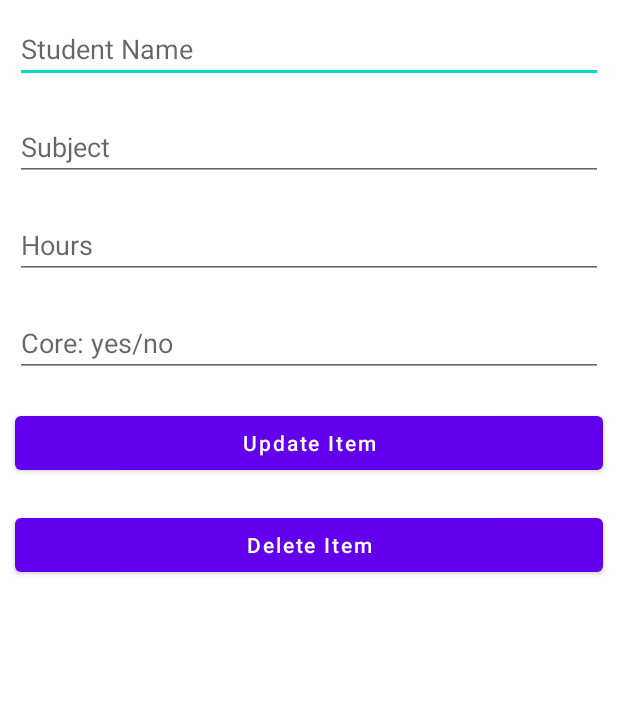
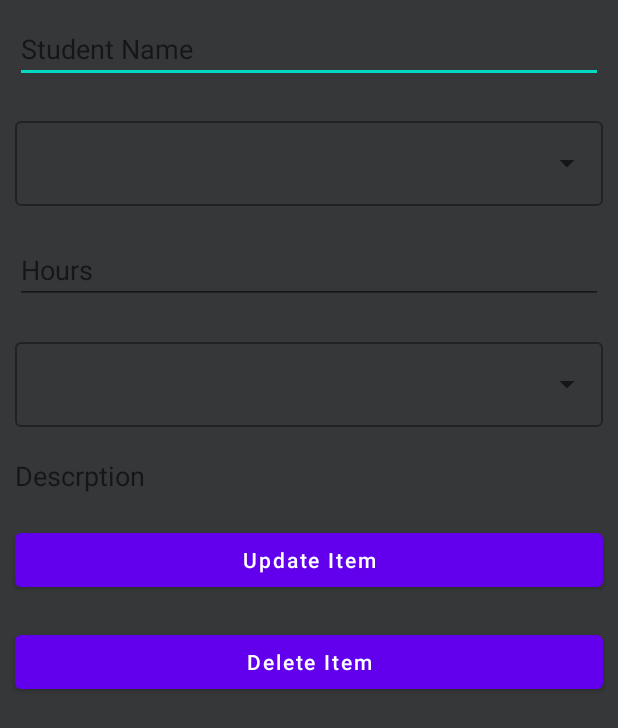
Before and after one commit to BoBlaire/HomeSchoolApp, an Android app: the UpdateCourseActivity screen opened directly, with no data from a screen before it, on a phone screen of 412 x 824 dp. Shown: the top 728 px of the screen. Run offline under Robolectric (Android 15) with nearby library versions, the phone set to English and light mode, and no system bars; 3 statements that could not run were skipped.

Commit message:
VTAW 3.3(Major Update)

```diff
--- a/app/build.gradle
+++ b/app/build.gradle
@@ -28,6 +28,7 @@ dependencies {
     implementation 'com.google.android.material:material:1.5.0'
     implementation 'androidx.constraintlayout:constraintlayout:2.1.3'
     implementation 'androidx.gridlayout:gridlayout:1.0.0'
+
     testImplementation 'junit:junit:4.+'
     androidTestImplementation 'androidx.test.ext:junit:1.1.3'
     implementation 'com.google.android.gms:play-services-auth:20.7.0'
--- a/app/src/main/java/com/example/gfgapp/CourseRVAdapter.java
+++ b/app/src/main/java/com/example/gfgapp/CourseRVAdapter.java
@@ -95,6 +95,7 @@ public class CourseRVAdapter extends RecyclerView.Adapter<CourseRVAdapter.ViewHo
                 i.putExtra("subject", modal.getStudentSubject());
                 i.putExtra("hours", modal.getStudentHours());
                 i.putExtra("id", String.valueOf(modal.getAdapterId()));
+                i.putExtra("description", modal.getDescrip());
 //                System.out.println(modals.getView());
                 // starting our activity.
                 context.startActivity(i);
--- a/app/src/main/java/com/example/gfgapp/DbHandler.java
+++ b/app/src/main/java/com/example/gfgapp/DbHandler.java
@@ -24,7 +24,7 @@ class DBHandler extends SQLiteOpenHelper {
     private static final String DB_NAME = "test1";
 
     // below int is our database version
-    private static final int DB_VERSION = 1;
+    private static final int DB_VERSION = 2;
 
     // below variable is for our table name.
     private static final String TABLE_NAME = "records";
@@ -49,6 +49,8 @@ class DBHandler extends SQLiteOpenHelper {
 
     private static final String EMAIL_COL = "email";
 
+    private static final String DESC_COL = "descrip";
+
 
     private static CourseModal courseModal;
 
@@ -71,6 +73,7 @@ class DBHandler extends SQLiteOpenHelper {
                 + SUBJECT_COL + " TEXT,"
                 + HOURS_COL + " TEXT,"
                 + CORE_COL + " TEXT,"
+                + DESC_COL + " TEXT,"
                 + EMAIL_COL + " TEXT,"
                 + DATE_COL + " TEXT)";
 
@@ -81,7 +84,7 @@ class DBHandler extends SQLiteOpenHelper {
 
 
     // this method is use to add new course to our sqlite database.
-    public void addNewCourse(String studentName, String studentSubject, String studentHours, String studentCore, String date, String email) {
+    public void addNewCourse(String studentName, String studentSubject, String studentHours, String studentCore, String date, String email, String desc) {
 
         /* on below line we are creating a variable for
            our sqlite database and calling writable method
@@ -100,7 +103,7 @@ class DBHandler extends SQLiteOpenHelper {
         values.put(HOURS_COL, studentHours);
         values.put(EMAIL_COL, email);
         values.put(DATE_COL, date);
-
+        values.put(DESC_COL, desc);
 
 
         /* after adding all values we are passing
@@ -133,7 +136,8 @@ class DBHandler extends SQLiteOpenHelper {
                         cursorCourses.getString(1),
                         cursorCourses.getString(2),
                         cursorCourses.getString(3),
-                        cursorCourses.getString(4)
+                        cursorCourses.getString(4),
+                        cursorCourses.getString(5)
                 ));
             } while (cursorCourses.moveToNext());
             // moving our cursor to next.
--- a/app/src/main/java/com/example/gfgapp/UpdateCourseActivity.java
+++ b/app/src/main/java/com/example/gfgapp/UpdateCourseActivity.java
@@ -5,6 +5,8 @@ import android.content.Intent;
 import android.database.Cursor;
 import android.os.Bundle;
 import android.view.View;
+import android.widget.ArrayAdapter;
+import android.widget.AutoCompleteTextView;
 import android.widget.Button;
 import android.widget.EditText;
 import android.widget.Toast;
@@ -17,10 +19,10 @@ import java.util.Objects;
 public class UpdateCourseActivity extends AppCompatActivity {
 
     // variables for our edit text, button, strings and dbhandler class.
-    private EditText studentNameUpd, studentHoursUpd, studentSubjectUpd, studentCoreUpd;
+    private EditText studentNameUpd, studentHoursUpd, studentSubjectUpd, studentCoreUpd, studentDescriptionUpd;
     private Button updateCourseBtn, deleteCourseBtn;
     private DBHandler dbHandler;
-    String studentName, studentCore, studentSubject, studentHours, id;
+    String studentName, studentCore, studentSubject, studentHours, id, description;
     private int idPos;
     CourseRVAdapter courseRVAdapter;
     String adapterUpdate;
@@ -37,11 +39,11 @@ public class UpdateCourseActivity extends AppCompatActivity {
         // initializing all our variables.
         studentNameUpd = findViewById(R.id.updStudentName);
         studentHoursUpd = findViewById(R.id.updStudentHours);
-        studentSubjectUpd = findViewById(R.id.updStudentSubject);
-        studentCoreUpd = findViewById(R.id.updStudentCore);
         updateCourseBtn = findViewById(R.id.idBtnUpdateCourse);
         deleteCourseBtn = findViewById(R.id.idBtnDelete);
-
+        studentDescriptionUpd = findViewById(R.id.studentDescriptionUpd);
+        AutoCompleteTextView studentSubjectUpd = (AutoCompleteTextView) findViewById(R.id.updStudentSubject);
+        AutoCompleteTextView studentCoreUpd = (AutoCompleteTextView) findViewById(R.id.updStudentCore);
 
         // on below line we are initialing our dbhandler class.
         dbHandler = new DBHandler(UpdateCourseActivity.this);
@@ -53,6 +55,7 @@ public class UpdateCourseActivity extends AppCompatActivity {
         studentHours = getIntent().getStringExtra("hours");
         studentCore = getIntent().getStringExtra("core");
         idPos = Integer.parseInt(Objects.requireNonNull(getIntent().getStringExtra("id")));
+        description = getIntent().getStringExtra("description");
 
 
         /* setting data to edit text
@@ -66,8 +69,20 @@ public class UpdateCourseActivity extends AppCompatActivity {
         studentSubjectUpd.setText(studentSubject);
         studentHoursUpd.setText(studentHours);
         studentCoreUpd.setText(studentCore);
+        studentDescriptionUpd.setText(description);
 
         System.out.println(modal.isAdapterStatement());
+
+
+        String[] core = getResources().getStringArray(R.array.Core);
+        String[] subjects = getResources().getStringArray(R.array.Subjects);
+
+        ArrayAdapter<String> adapter = new ArrayAdapter<>(this, android.R.layout.simple_spinner_dropdown_item, core);
+        ArrayAdapter<String> adapterSubjects = new ArrayAdapter<>(this, android.R.layout.simple_spinner_dropdown_item, subjects);
+
+        studentCoreUpd.setAdapter(adapter);
+        studentSubjectUpd.setAdapter(adapterSubjects);
+
 
         // adding on click listener to our update course button.
         updateCourseBtn.setOnClickListener(new View.OnClickListener() {
--- a/app/src/main/res/layout/activity_update_course.xml
+++ b/app/src/main/res/layout/activity_update_course.xml
@@ -1,9 +1,11 @@
 <?xml version="1.0" encoding="utf-8"?>
 <LinearLayout xmlns:android="http://schemas.android.com/apk/res/android"
+    xmlns:app="http://schemas.android.com/apk/res-auto"
     xmlns:tools="http://schemas.android.com/tools"
     android:layout_width="match_parent"
     android:layout_height="match_parent"
     android:orientation="vertical"
+    android:background="#353738"
     tools:context=".UpdateCourseActivity">
 
     <!--Edit text to enter course name-->
@@ -15,12 +17,26 @@
         android:hint="@string/student_name" />
 
     <!--edit text to enter course duration-->
-    <EditText
-        android:id="@+id/updStudentSubject"
+    <com.google.android.material.textfield.TextInputLayout
+        style="@style/Widget.MaterialComponents.TextInputLayout.OutlinedBox.ExposedDropdownMenu"
         android:layout_width="match_parent"
         android:layout_height="wrap_content"
         android:layout_margin="10dp"
-        android:hint="@string/subjectUpd" />
+        app:layout_constraintLeft_toLeftOf="parent"
+        app:layout_constraintRight_toRightOf="parent"
+        app:layout_constraintTop_toTopOf="parent">
+
+        <AutoCompleteTextView
+            android:id="@+id/updStudentSubject"
+            android:layout_width="match_parent"
+            android:layout_height="wrap_content"
+            android:layout_weight="1"
+            android:inputType="none"
+            android:text="Subject"
+
+            />
+
+    </com.google.android.material.textfield.TextInputLayout>
 
     <!--edit text to display course tracks-->
     <EditText
@@ -31,12 +47,28 @@
         android:hint="@string/hoursUpd" />
 
     <!--edit text for course description-->
-    <EditText
-        android:id="@+id/updStudentCore"
+    <com.google.android.material.textfield.TextInputLayout
+        style="@style/Widget.MaterialComponents.TextInputLayout.OutlinedBox.ExposedDropdownMenu"
         android:layout_width="match_parent"
         android:layout_height="wrap_content"
         android:layout_margin="10dp"
-        android:hint="@string/core_yes_noUpd" />
+        app:layout_constraintLeft_toLeftOf="parent"
+        app:layout_constraintRight_toRightOf="parent"
+        app:layout_constraintTop_toTopOf="parent">
+
+
+        <AutoCompleteTextView
+            android:id="@+id/updStudentCore"
+            android:layout_width="match_parent"
+            android:layout_height="wrap_content"
+            android:layout_weight="1"
+            android:inputType="none"
+            android:text="Core"
+
+            />
+
+
+    </com.google.android.material.textfield.TextInputLayout>
 
 <!--    <EditText-->
 <!--        android:id="@+id/idEdtDescription"-->
@@ -44,7 +76,17 @@
 <!--        android:layout_height="wrap_content"-->
 <!--        android:layout_margin="10dp"-->
 <!--        android:hint="Descrption" />-->
-
+    <EditText
+        android:id="@+id/studentDescriptionUpd"
+        android:layout_width="match_parent"
+        android:layout_height="wrap_content"
+        android:layout_margin="10dp"
+        android:background="#353738"
+        android:hint="Descrption"
+        android:inputType="textCapSentences|textMultiLine"
+        android:maxLength="2000"
+        android:maxLines="4"
+        android:textColor="#C3C3C3" />
 
     <!--button for updating our course-->
     <Button
--- a/app/src/main/res/values/drop_down_list.xml
+++ b/app/src/main/res/values/drop_down_list.xml
@@ -11,5 +11,6 @@
         <item>Science</item>
         <item>History</item>
         <item>Pe</item>
+        <item>Extracurriculars</item>
     </string-array>
 </resources>
```
Also changed, not shown: app/src/main/java/com/example/gfgapp/CourseModal.java (+11 -1 lines), app/src/main/java/com/example/gfgapp/MainActivity.java (+5 -3 lines), app/src/main/java/com/example/gfgapp/UserDBHandler.java (+1 -131 lines), app/src/main/java/com/example/gfgapp/ViewCourses.java (+5 -19 lines), app/src/main/res/layout/activity_course_rv_item.xml (+13 -8 lines), app/src/main/res/layout/activity_main.xml (+15 -20 lines), app/src/main/res/layout/activity_view_courses.xml (+8 -0 lines), app/src/main/res/menu/home_menu.xml (added, +7 -0 lines).
